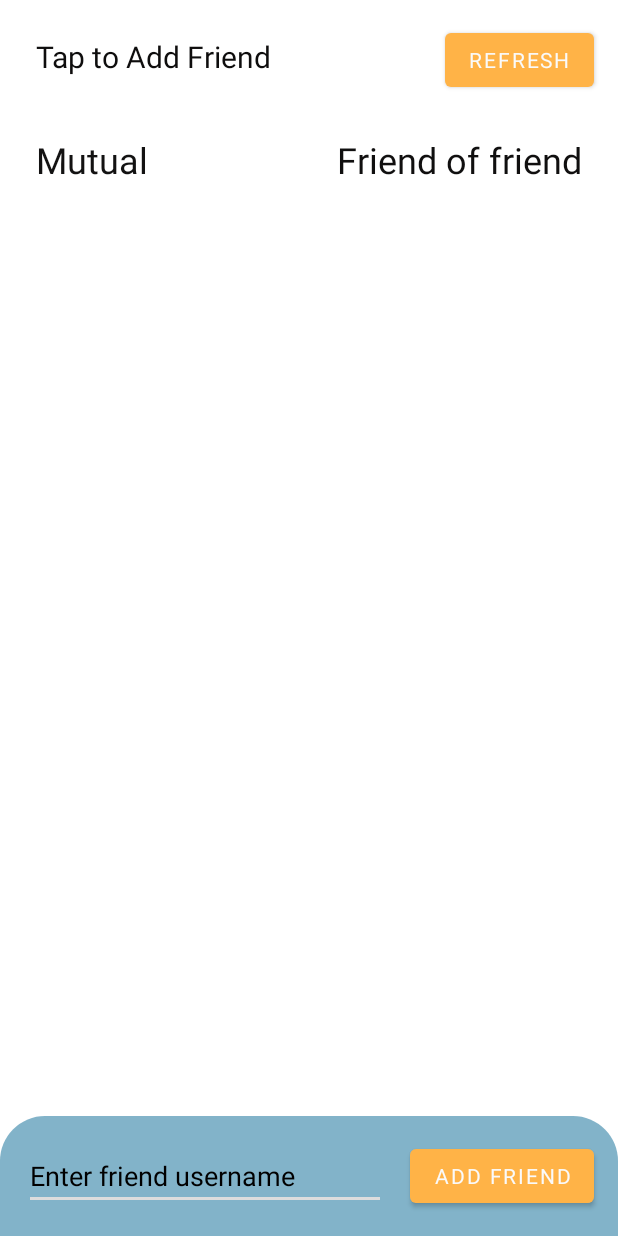
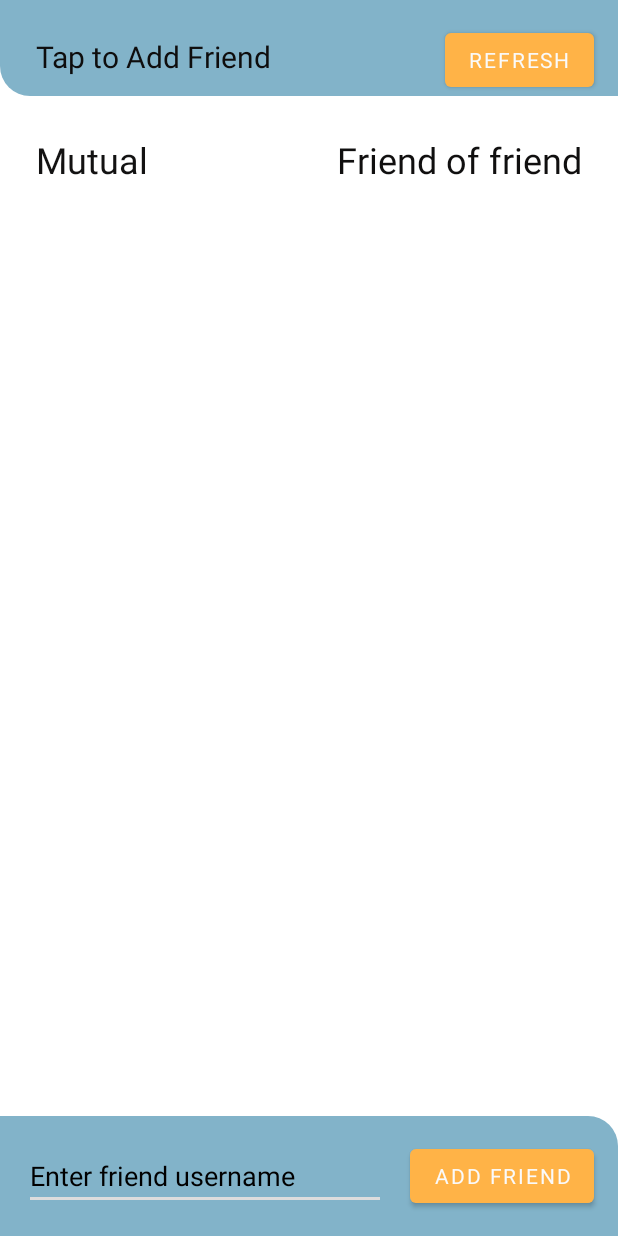
Before and after one commit to jx-gao/Woofer, an Android app: the AddFriend screen opened directly, with no data from a screen before it, on a phone screen of 412 x 824 dp. Run offline under Robolectric (Android 15) with nearby library versions, the light colour scheme and no system bars; Roboto replaces fonts that are not available here; 1 statement that could not run was skipped.

Commit message:
Update activity_add_friend.xml

```diff
--- a/app/src/main/res/layout/activity_add_friend.xml
+++ b/app/src/main/res/layout/activity_add_friend.xml
@@ -8,6 +8,15 @@
     tools:context=".AddFriend">
 
 
+    <androidx.constraintlayout.widget.ConstraintLayout
+        android:id="@+id/addFriendHeader"
+        android:layout_width="0dp"
+        android:layout_height="wrap_content"
+        android:background="@drawable/layout_bg_rounded_bottom_left"
+        app:layout_constraintEnd_toEndOf="parent"
+        app:layout_constraintStart_toStartOf="parent"
+        app:layout_constraintTop_toTopOf="parent">
+
         <TextView
             android:id="@+id/textViewAddFriend"
             android:layout_width="wrap_content"
@@ -17,10 +26,10 @@
             android:layout_marginLeft="24dp"
             android:layout_marginTop="24dp"
             android:singleLine="false"
+
             android:text="Tap to Add Friend"
             android:textColor="#0E0D0D"
             android:textSize="20dp"
-
             app:layout_constraintStart_toStartOf="parent"
             app:layout_constraintTop_toTopOf="parent" />
 
@@ -35,9 +44,8 @@
             android:text="Refresh"
             android:textColor="@color/background_material_light"
             app:layout_constraintEnd_toEndOf="parent"
-        app:layout_constraintHorizontal_bias="1.0"
-        app:layout_constraintStart_toEndOf="@+id/textViewAddFriend"
             app:layout_constraintTop_toTopOf="parent" />
+    </androidx.constraintlayout.widget.ConstraintLayout>
 
     <androidx.constraintlayout.widget.ConstraintLayout
         android:id="@+id/foflabelsLayout"
@@ -53,7 +61,7 @@
         app:layout_constraintEnd_toEndOf="parent"
         app:layout_constraintHorizontal_bias="0.0"
         app:layout_constraintStart_toStartOf="parent"
-        app:layout_constraintTop_toBottomOf="@+id/buttonRefreshFOF"
+        app:layout_constraintTop_toBottomOf="@id/addFriendHeader"
         app:layout_constraintVertical_bias="0.015">
 
         <TextView
@@ -113,7 +121,7 @@
         android:id="@+id/constraintLayout"
         android:layout_width="0dp"
         android:layout_height="0dp"
-        android:background="@drawable/layout_bg_rounded_top"
+        android:background="@drawable/layout_bg_rounded_top_right"
         app:layout_constraintBottom_toBottomOf="parent"
         app:layout_constraintEnd_toEndOf="parent"
         app:layout_constraintHorizontal_bias="0"
```
Lines whose indentation alone changed are shown as unchanged.
